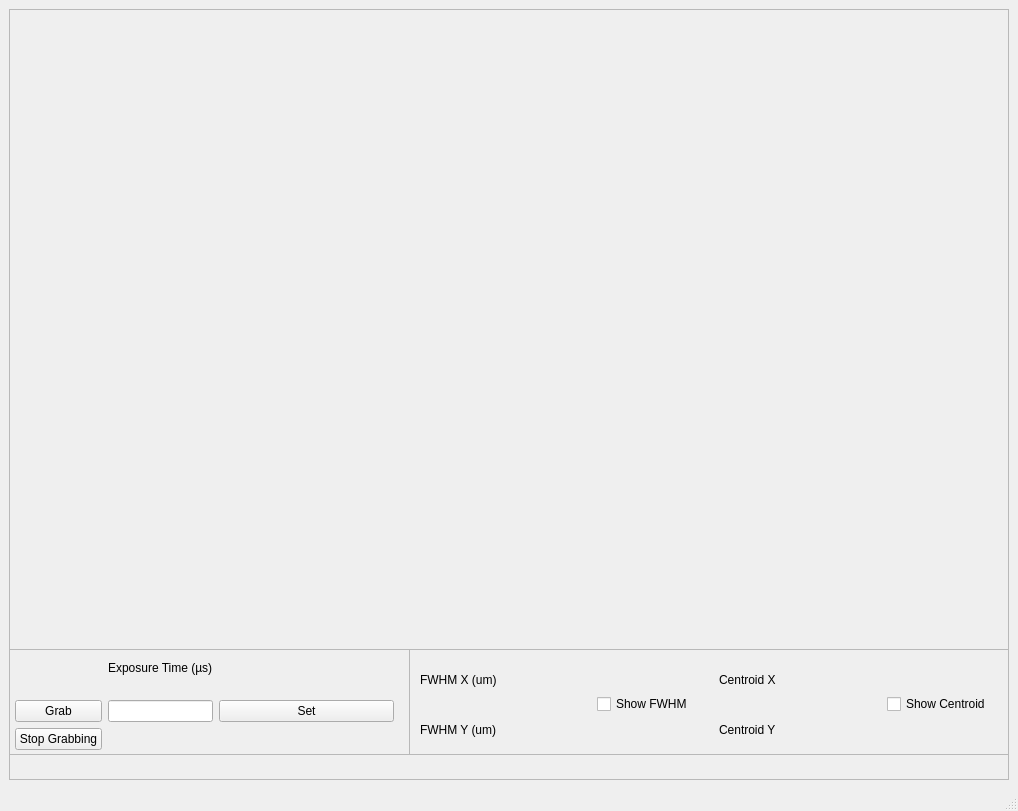
The window that Graphics/PyQt_files/CameraViewer_UI.ui (maltissimo/LTPy) describes before a commit, drawn with Qt 5.
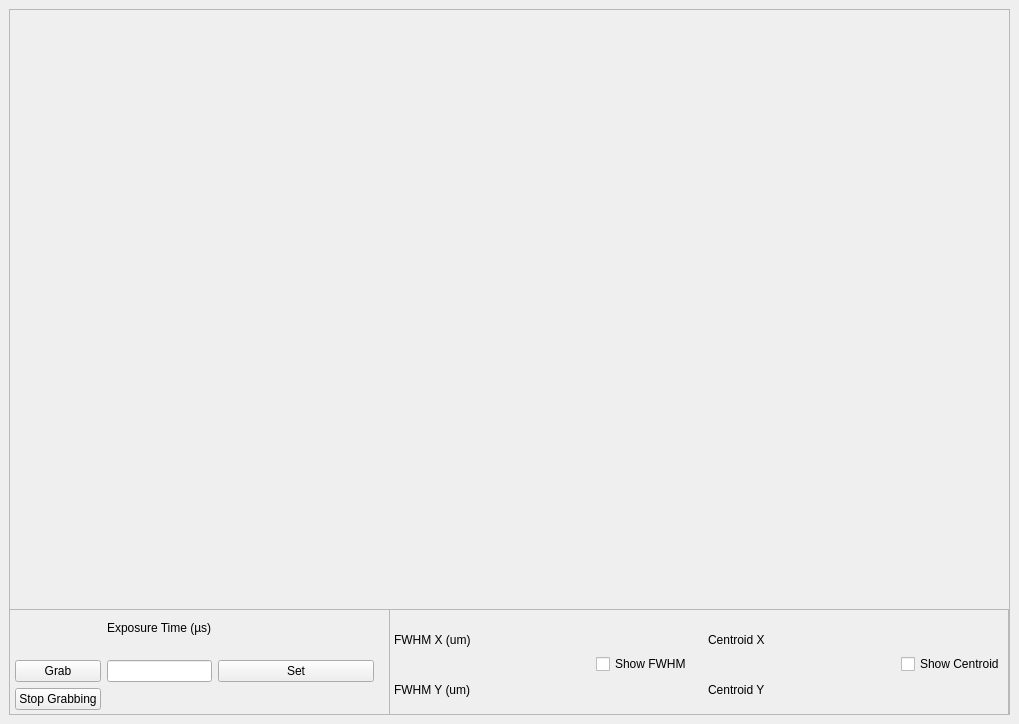
The same window after the commit. Custom widgets are drawn as their Qt base class.

Patch:
```diff
--- a/Graphics/PyQt_files/CameraViewer_UI.ui
+++ b/Graphics/PyQt_files/CameraViewer_UI.ui
@@ -6,8 +6,8 @@
    <rect>
     <x>0</x>
     <y>0</y>
-    <width>1018</width>
-    <height>811</height>
+    <width>1019</width>
+    <height>724</height>
    </rect>
   </property>
   <property name="windowTitle">
@@ -39,11 +39,17 @@
        <property name="geometry">
         <rect>
          <x>0</x>
-         <y>640</y>
+         <y>600</y>
          <width>1000</width>
          <height>106</height>
         </rect>
        </property>
+       <property name="sizePolicy">
+        <sizepolicy hsizetype="Expanding" vsizetype="Expanding">
+         <horstretch>0</horstretch>
+         <verstretch>0</verstretch>
+        </sizepolicy>
+       </property>
        <property name="frameShape">
         <enum>QFrame::StyledPanel</enum>
        </property>
@@ -55,7 +61,7 @@
          <rect>
           <x>-10</x>
           <y>0</y>
-          <width>411</width>
+          <width>391</width>
           <height>111</height>
          </rect>
         </property>
@@ -118,9 +124,9 @@
        <widget class="QFrame" name="frame_2">
         <property name="geometry">
          <rect>
-          <x>400</x>
+          <x>380</x>
           <y>0</y>
-          <width>601</width>
+          <width>621</width>
           <height>111</height>
          </rect>
         </property>
@@ -130,51 +136,46 @@
         <property name="frameShadow">
          <enum>QFrame::Raised</enum>
         </property>
-        <widget class="QWidget" name="">
+        <widget class="QWidget" name="layoutWidget">
          <property name="geometry">
           <rect>
-           <x>1</x>
+           <x>0</x>
            <y>0</y>
-           <width>591</width>
+           <width>621</width>
            <height>111</height>
           </rect>
          </property>
          <layout class="QHBoxLayout" name="horizontalLayout">
+          <property name="sizeConstraint">
+           <enum>QLayout::SetNoConstraint</enum>
+          </property>
           <item>
-           <layout class="QHBoxLayout" name="FWHM_horizontalLayout" stretch="1,0">
+           <layout class="QHBoxLayout" name="FWHM_horizontalLayout" stretch="0,0">
             <property name="spacing">
              <number>10</number>
             </property>
             <property name="leftMargin">
-             <number>10</number>
+             <number>5</number>
             </property>
             <property name="topMargin">
              <number>10</number>
             </property>
             <property name="rightMargin">
-             <number>10</number>
+             <number>5</number>
             </property>
             <property name="bottomMargin">
              <number>10</number>
             </property>
             <item>
-             <layout class="QGridLayout" name="FWHM_gridLayout">
-              <item row="3" column="1">
-               <widget class="MyLabel" name="FWHMY_display">
-                <property name="text">
-                 <string>FWHM Y (um)</string>
-                </property>
-               </widget>
-              </item>
-              <item row="1" column="1">
-               <widget class="MyLabel" name="FWHMX_display">
-                <property name="text">
-                 <string>FWHM X (um)</string>
-                </property>
-               </widget>
-              </item>
+             <layout class="QGridLayout" name="FWHM_gridLayout" rowstretch="0,0,0,0">
               <item row="3" column="2">
                <widget class="MyLabel" name="FWHMY_label">
+                <property name="sizePolicy">
+                 <sizepolicy hsizetype="Expanding" vsizetype="Expanding">
+                  <horstretch>0</horstretch>
+                  <verstretch>0</verstretch>
+                 </sizepolicy>
+                </property>
                 <property name="text">
                  <string/>
                 </property>
@@ -187,6 +188,32 @@
                 </property>
                </widget>
               </item>
+              <item row="1" column="1">
+               <widget class="MyLabel" name="FWHMX_display">
+                <property name="sizePolicy">
+                 <sizepolicy hsizetype="Expanding" vsizetype="Expanding">
+                  <horstretch>0</horstretch>
+                  <verstretch>0</verstretch>
+                 </sizepolicy>
+                </property>
+                <property name="text">
+                 <string>FWHM X (um)</string>
+                </property>
+               </widget>
+              </item>
+              <item row="3" column="1">
+               <widget class="MyLabel" name="FWHMY_display">
+                <property name="sizePolicy">
+                 <sizepolicy hsizetype="Expanding" vsizetype="Expanding">
+                  <horstretch>0</horstretch>
+                  <verstretch>0</verstretch>
+                 </sizepolicy>
+                </property>
+                <property name="text">
+                 <string>FWHM Y (um)</string>
+                </property>
+               </widget>
+              </item>
              </layout>
             </item>
             <item>
@@ -204,13 +231,13 @@
              <number>10</number>
             </property>
             <property name="leftMargin">
-             <number>10</number>
+             <number>5</number>
             </property>
             <property name="topMargin">
              <number>10</number>
             </property>
             <property name="rightMargin">
-             <number>10</number>
+             <number>5</number>
             </property>
             <property name="bottomMargin">
              <number>10</number>
@@ -260,21 +287,26 @@
         </widget>
        </widget>
       </widget>
+      <widget class="QFrame" name="CamFrame">
+       <property name="geometry">
+        <rect>
+         <x>0</x>
+         <y>0</y>
+         <width>1001</width>
+         <height>601</height>
+        </rect>
+       </property>
+       <property name="frameShape">
+        <enum>QFrame::StyledPanel</enum>
+       </property>
+       <property name="frameShadow">
+        <enum>QFrame::Raised</enum>
+       </property>
+      </widget>
      </widget>
     </item>
    </layout>
   </widget>
-  <widget class="QMenuBar" name="menubar">
-   <property name="geometry">
-    <rect>
-     <x>0</x>
-     <y>0</y>
-     <width>1018</width>
-     <height>22</height>
-    </rect>
-   </property>
-  </widget>
-  <widget class="QStatusBar" name="statusbar"/>
  </widget>
  <customwidgets>
   <customwidget>
```
